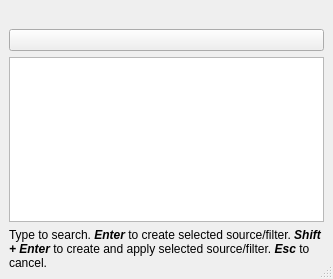
First picture: the form in Qt/Widgets/Resources/UI/pqQuickLaunchDialog.ui, repository Kitware/ParaView, before the edit.
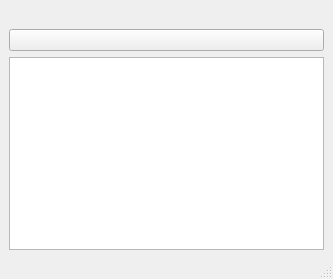
Second picture: the form after the edit.

Commit message:
Remove html from ui files
* some were not relevant (only putting text in <p>)
* texts from ui file are set via `translate` method, and
we mostly do not want to translate html.

The edit to the form file:
```diff
--- a/Qt/Widgets/Resources/UI/pqQuickLaunchDialog.ui
+++ b/Qt/Widgets/Resources/UI/pqQuickLaunchDialog.ui
@@ -49,7 +49,7 @@
    <item>
     <widget class="QLabel" name="label">
      <property name="text">
-      <string>&lt;html&gt;&lt;head/&gt;&lt;body&gt;&lt;p&gt;Type to search. &lt;span style=&quot; font-weight:600; font-style:italic;&quot;&gt;Enter&lt;/span&gt; to create selected source/filter. &lt;span style=&quot; font-weight:600; font-style:italic;&quot;&gt;Shift + Enter&lt;/span&gt; to create and apply selected source/filter. &lt;span style=&quot; font-weight:600; font-style:italic;&quot;&gt;Esc &lt;/span&gt;to cancel.&lt;/p&gt;&lt;/body&gt;&lt;/html&gt;</string>
+      <string/>
      </property>
      <property name="wordWrap">
       <bool>true</bool>
```
The commit also changes 20 other files.
